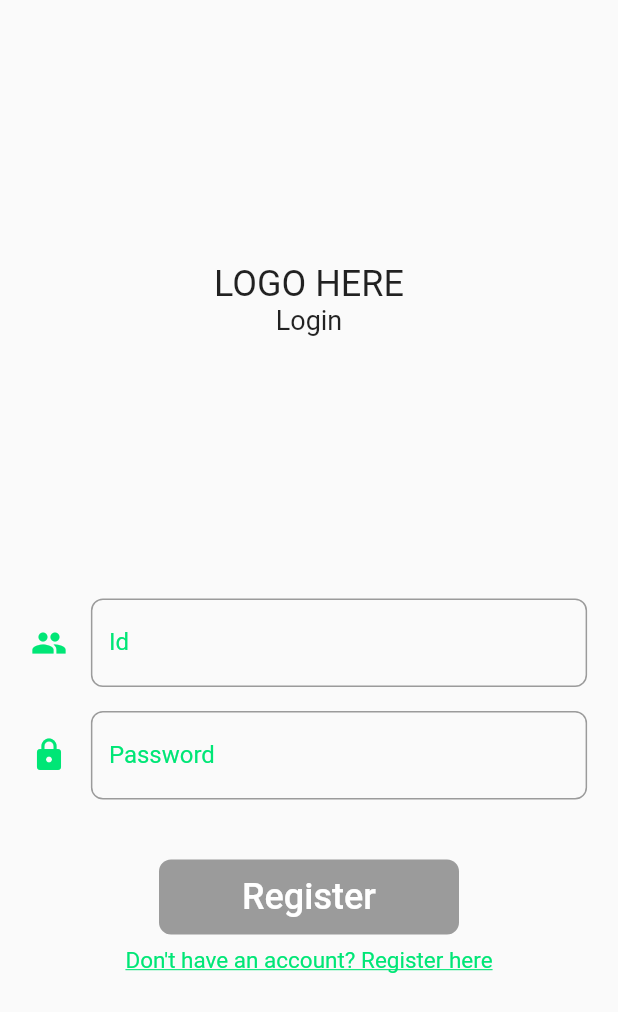
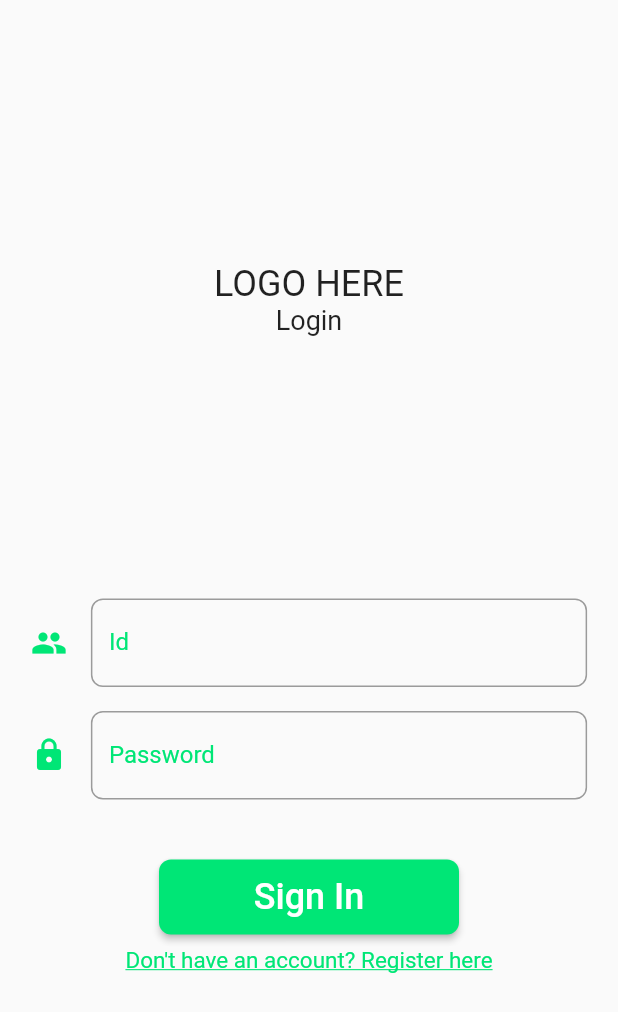
Before and after one commit to nehamdr225/LFS, a Flutter app: the screen it shows after launch, after a tap on "Already have an account? Login here", on a phone screen of 412 x 824 dp. Shown: the top 1012 px of the screen. Run offline on Flutter 3.47's test engine with Material 2 defaults, Android fonts, the phone set to English and light mode, and no system bars.

Commit message:
removed image background

```diff
--- a/lib/pages/login.dart
+++ b/lib/pages/login.dart
@@ -51,8 +51,9 @@ class _PageState extends State<SignInPage> {
                     padding: EdgeInsets.all(20.0),
                   ),
                   FButton(
-                      text: "Register",
+                      text: "Sign In",
                       info: "Don't have an account? Register here",
+                      onPressed: (){},
                       onTap: () {
                         Navigator.push(
                             context,
--- a/pubspec.yaml
+++ b/pubspec.yaml
@@ -41,8 +41,8 @@ flutter:
   uses-material-design: true
 
   # To add assets to your application, add an assets section, like this:
-  assets:
-    - images/bgart.png
+  #assets:
+   # - images/bgart.png
 
   #  - images/a_dot_ham.jpeg
 
```
